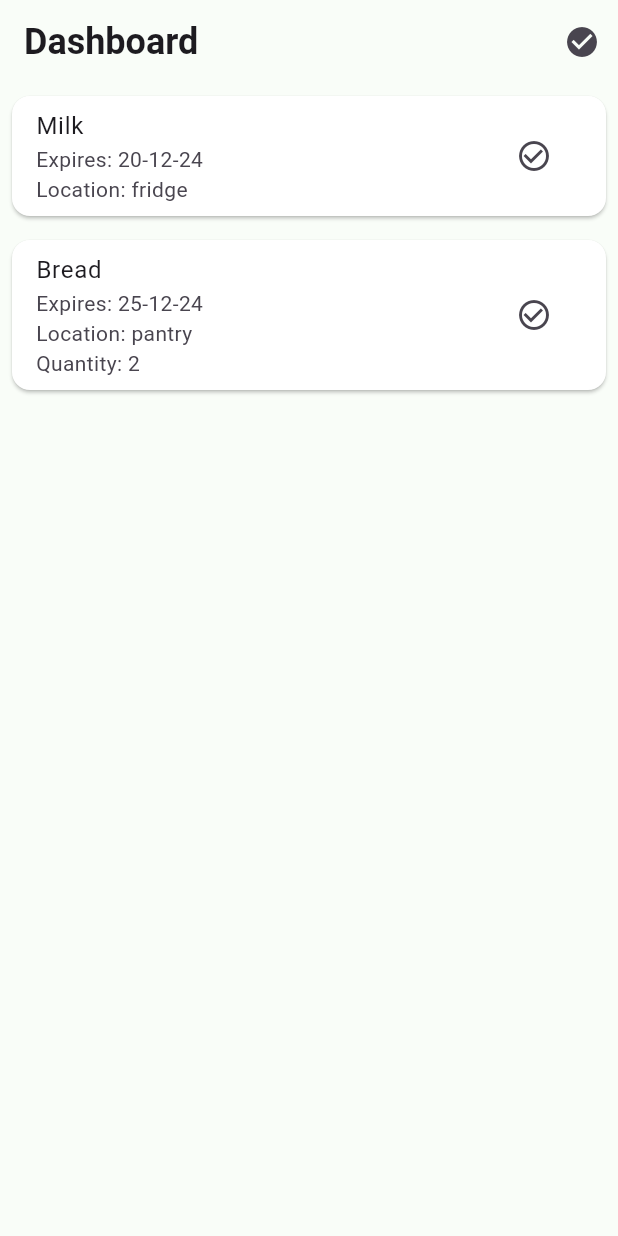
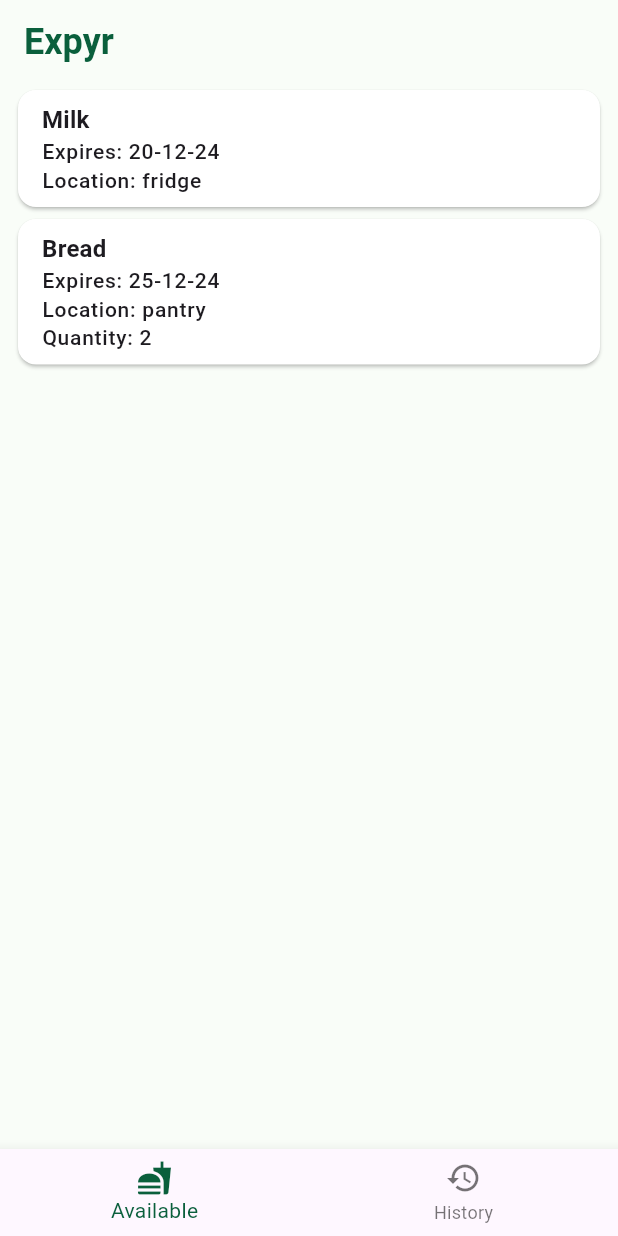
Before and after one commit to Nitin-Singh18/expyr_assgmt, a Flutter app: the screen it shows after launch, on a phone screen of 412 x 824 dp. Run offline on Flutter 3.47's test engine with Material 3 defaults, Android fonts, the phone set to English and light mode, and no system bars.

Commit message:
ui: add dashboard, available items, and consumed items screen

```diff
--- /dev/null
+++ b/lib/common/constants.dart
@@ -0,0 +1 @@
+const double horizontalScreenSidePadding = 8.0;
--- /dev/null
+++ b/lib/common/extensions/context_extension.dart
@@ -0,0 +1,6 @@
+import 'package:flutter/material.dart';
+
+extension ContextExtension on BuildContext {
+  // Get textTheme on context
+  TextTheme get textTheme => Theme.of(this).textTheme;
+}
--- /dev/null
+++ b/lib/common/utils.dart
@@ -0,0 +1,7 @@
+import 'package:flutter/material.dart';
+
+SizedBox hGap(double width) => SizedBox(width: width);
+
+Widget progressIndicator() => const Center(child: CircularProgressIndicator());
+
+Widget messageWidget(String description) => Center(child: Text(description));
--- a/lib/main.dart
+++ b/lib/main.dart
@@ -4,10 +4,12 @@ import 'providers/items_provider.dart';
 import 'screens/dashboard_screen.dart';
 import 'theme/app_theme.dart';
 
+final GlobalKey<NavigatorState> navigatorKey = GlobalKey<NavigatorState>();
+
 void main() {
   runApp(
     ChangeNotifierProvider(
-      create: (context) => ItemsProvider(),
+      create: (context) => ItemsProvider()..loadItems(),
       child: const MyApp(),
     ),
   );
@@ -22,6 +24,7 @@ class MyApp extends StatelessWidget {
       title: 'Expyr App (Assignment 1)',
       debugShowCheckedModeBanner: false,
       theme: AppTheme.lightTheme,
+      navigatorKey: navigatorKey,
       home: const DashboardScreen(),
     );
   }
--- a/lib/providers/items_provider.dart
+++ b/lib/providers/items_provider.dart
@@ -53,6 +53,8 @@ class ItemsProvider with ChangeNotifier {
     }
   }
 
+  Future<void> undoConsumedItem(String itemId) async {}
+
   void _setLoading(bool value) {
     _loading = value;
     notifyListeners();
--- /dev/null
+++ b/lib/screens/available_items_screen.dart
@@ -0,0 +1,48 @@
+import 'package:flutter/material.dart';
+import 'package:provider/provider.dart';
+import '../common/constants.dart';
+import '../common/utils.dart';
+import '../providers/items_provider.dart';
+import '../widgets/item_card.dart';
+
+class AvailableItemsScreen extends StatelessWidget {
+  const AvailableItemsScreen({super.key});
+
+  @override
+  Widget build(BuildContext context) {
+    return Consumer<ItemsProvider>(
+      builder: (context, itemsProvider, child) {
+        if (itemsProvider.loading) {
+          return progressIndicator();
+        }
+
+        if (itemsProvider.error != null) {
+          return messageWidget('Error: ${itemsProvider.error}');
+        }
+
+        if (itemsProvider.items.isEmpty) {
+          return messageWidget('No items added yet.');
+        }
+
+        return _buildAvailableItems(itemsProvider);
+      },
+    );
+  }
+
+  Widget _buildAvailableItems(ItemsProvider itemsProvider) => Padding(
+        padding:
+            const EdgeInsets.symmetric(horizontal: horizontalScreenSidePadding),
+        child: ListView.builder(
+          itemCount: itemsProvider.items.length,
+          itemBuilder: (context, index) {
+            final item = itemsProvider.items[index];
+            return ItemCard(
+              item: item,
+              dismissibleTitle: "Add to Consumed Items.",
+              onDismissed: (_) async =>
+                  await context.read<ItemsProvider>().consumeItem(item.id!),
+            );
+          },
+        ),
+      );
+}
--- a/lib/screens/consumed_items_screen.dart
+++ b/lib/screens/consumed_items_screen.dart
@@ -1,5 +1,7 @@
 import 'package:flutter/material.dart';
 import 'package:provider/provider.dart';
+
+import '../common/utils.dart';
 import '../providers/items_provider.dart';
 import '../widgets/item_card.dart';
 
@@ -8,28 +10,31 @@ class ConsumedItemsScreen extends StatelessWidget {
 
   @override
   Widget build(BuildContext context) {
-    return Scaffold(
-      appBar: AppBar(
-        title: const Text('Consumed Items'),
-      ),
-      body: Consumer<ItemsProvider>(
+    return Consumer<ItemsProvider>(
       builder: (context, itemsProvider, child) {
         if (itemsProvider.loading) {
-            return const Center(child: CircularProgressIndicator());
+          return progressIndicator();
         }
 
         if (itemsProvider.consumedItems.isEmpty) {
-            return const Center(child: Text('No items consumed yet.'));
+          return messageWidget('No items consumed yet.');
         }
 
-          return ListView.builder(
+        return _buildConsumedItems(itemsProvider);
+      },
+    );
+  }
+
+  Widget _buildConsumedItems(ItemsProvider itemsProvider) => ListView.builder(
         itemCount: itemsProvider.consumedItems.length,
         itemBuilder: (context, index) {
-              return ItemCard(item: itemsProvider.consumedItems[index]);
+          final item = itemsProvider.consumedItems[index];
+          return ItemCard(
+            item: item,
+            dismissibleTitle: "Revert to Available Items",
+            onDismissed: (_) async =>
+                await context.read<ItemsProvider>().undoConsumedItem(item.id!),
+          );
         },
       );
-        },
-      ),
-    );
 }
-}
--- a/lib/screens/dashboard_screen.dart
+++ b/lib/screens/dashboard_screen.dart
@@ -1,8 +1,11 @@
 import 'package:flutter/material.dart';
-import 'package:provider/provider.dart';
-import '../providers/items_provider.dart';
-import '../widgets/item_card.dart';
+
+import '../common/extensions/context_extension.dart';
+import '../theme/app_color.dart';
+import 'available_items_screen.dart';
 import 'consumed_items_screen.dart';
+
+final GlobalKey<ScaffoldState> scaffoldKey = GlobalKey<ScaffoldState>();
 
 class DashboardScreen extends StatefulWidget {
   const DashboardScreen({super.key});
@@ -12,51 +15,46 @@ class DashboardScreen extends StatefulWidget {
 }
 
 class _DashboardScreenState extends State<DashboardScreen> {
-  @override
-  void initState() {
-    super.initState();
-    Provider.of<ItemsProvider>(context, listen: false).loadItems();
+  int _selectedIndex = 0;
+
+  void _onItemTapped(int index) {
+    setState(() {
+      _selectedIndex = index;
+    });
   }
 
   @override
   Widget build(BuildContext context) {
     return Scaffold(
+      key: scaffoldKey,
       appBar: AppBar(
-        title: const Text('Dashboard'),
-        actions: [
-          IconButton(
-            icon: const Icon(Icons.check_circle),
-            onPressed: () {
-              Navigator.of(context).push(
-                MaterialPageRoute(
-                  builder: (context) => const ConsumedItemsScreen(),
-                ),
-              );
-            },
+        title: Text(
+          "Expyr",
+          style: context.textTheme.titleLarge?.copyWith(color: AppColor.green),
+        ),
+      ),
+      body: SafeArea(
+        child: IndexedStack(
+          index: _selectedIndex,
+          children: const [
+            AvailableItemsScreen(),
+            ConsumedItemsScreen(),
+          ],
+        ),
+      ),
+      bottomNavigationBar: BottomNavigationBar(
+        currentIndex: _selectedIndex,
+        onTap: _onItemTapped,
+        items: const [
+          BottomNavigationBarItem(
+            icon: Icon(Icons.fastfood),
+            label: "Available",
+          ),
+          BottomNavigationBarItem(
+            icon: Icon(Icons.history),
+            label: "History",
           ),
         ],
-      ),
-      body: Consumer<ItemsProvider>(
-        builder: (context, itemsProvider, child) {
-          if (itemsProvider.loading) {
-            return const Center(child: CircularProgressIndicator());
-          }
-
-          if (itemsProvider.error != null) {
-            return Center(child: Text('Error: ${itemsProvider.error}'));
-          }
-
-          if (itemsProvider.items.isEmpty) {
-            return const Center(child: Text('No items added yet.'));
-          }
-
-          return ListView.builder(
-            itemCount: itemsProvider.items.length,
-            itemBuilder: (context, index) {
-              return ItemCard(item: itemsProvider.items[index]);
-            },
-          );
-        },
       ),
     );
   }
--- a/lib/widgets/item_card.dart
+++ b/lib/widgets/item_card.dart
@@ -1,38 +1,87 @@
 import 'package:flutter/material.dart';
-import 'package:provider/provider.dart';
+
+import '../common/extensions/context_extension.dart';
+import '../common/utils.dart';
 import '../models/item_data.dart';
-import '../providers/items_provider.dart';
+import '../theme/app_color.dart';
 
 class ItemCard extends StatelessWidget {
+  final String dismissibleTitle;
   final ItemData item;
+  final Function(DismissDirection) onDismissed;
 
-  const ItemCard({super.key, required this.item});
+  const ItemCard({
+    super.key,
+    required this.item,
+    required this.onDismissed,
+    required this.dismissibleTitle,
+  });
 
   @override
   Widget build(BuildContext context) {
-    return Card(
-      margin: const EdgeInsets.all(8.0),
+    return Dismissible(
+      key: Key(item.id!),
+      direction: DismissDirection.endToStart,
+      onDismissed: onDismissed,
+      background: _buildDismissibleBackGround(context),
+      child: _buildItemContent(context),
+    );
+  }
+
+  Widget _buildItemContent(BuildContext context) => Card(
         child: ListTile(
-        title: Text(item.name),
+          title: Text(
+            item.name,
+            style: context.textTheme.titleMedium,
+          ),
           subtitle: Column(
             crossAxisAlignment: CrossAxisAlignment.start,
             children: [
-            Text('Expires: ${item.expiry}'),
-            Text('Location: ${item.location}'),
+              _buildItemInfo(
+                context: context,
+                label: 'Expires',
+                value: item.expiry,
+              ),
+              _buildItemInfo(
+                context: context,
+                label: 'Location',
+                value: item.location,
+              ),
               if (item.quantity > 1)
-              Text('Quantity: ${item.quantity}'),
+                _buildItemInfo(
+                    context: context,
+                    label: 'Quantity',
+                    value: item.quantity.toString()),
             ],
-        ),
-        trailing: IconButton(
-          icon: const Icon(Icons.check_circle_outline),
-          onPressed: () {
-            if (item.id != null) {
-              Provider.of<ItemsProvider>(context, listen: false)
-                  .consumeItem(item.id!);
-            }
-          },
           ),
         ),
       );
+
+  Widget _buildItemInfo({
+    required BuildContext context,
+    required String label,
+    required String value,
+  }) =>
+      Text(
+        '$label: $value',
+        style: context.textTheme.labelMedium,
+      );
+
+  Widget _buildDismissibleBackGround(BuildContext context) => Container(
+        color: AppColor.green,
+        padding: const EdgeInsets.only(right: 24),
+        alignment: Alignment.centerRight,
+        child: Row(
+          mainAxisAlignment: MainAxisAlignment.end,
+          children: [
+            Text(
+              dismissibleTitle,
+              style: context.textTheme.titleMedium
+                  ?.copyWith(color: AppColor.white),
+            ),
+            hGap(12),
+            const Icon(Icons.check, color: Colors.white)
+          ],
+        ),
+      );
 }
-}
```
Lines whose indentation alone changed are shown as unchanged.
